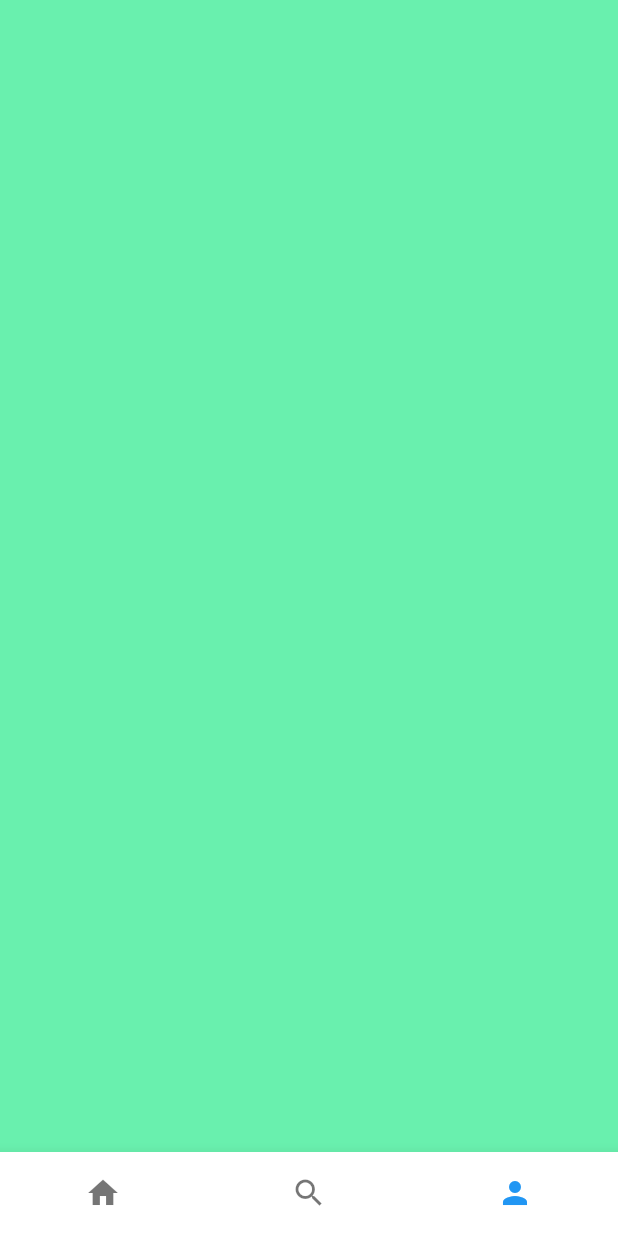
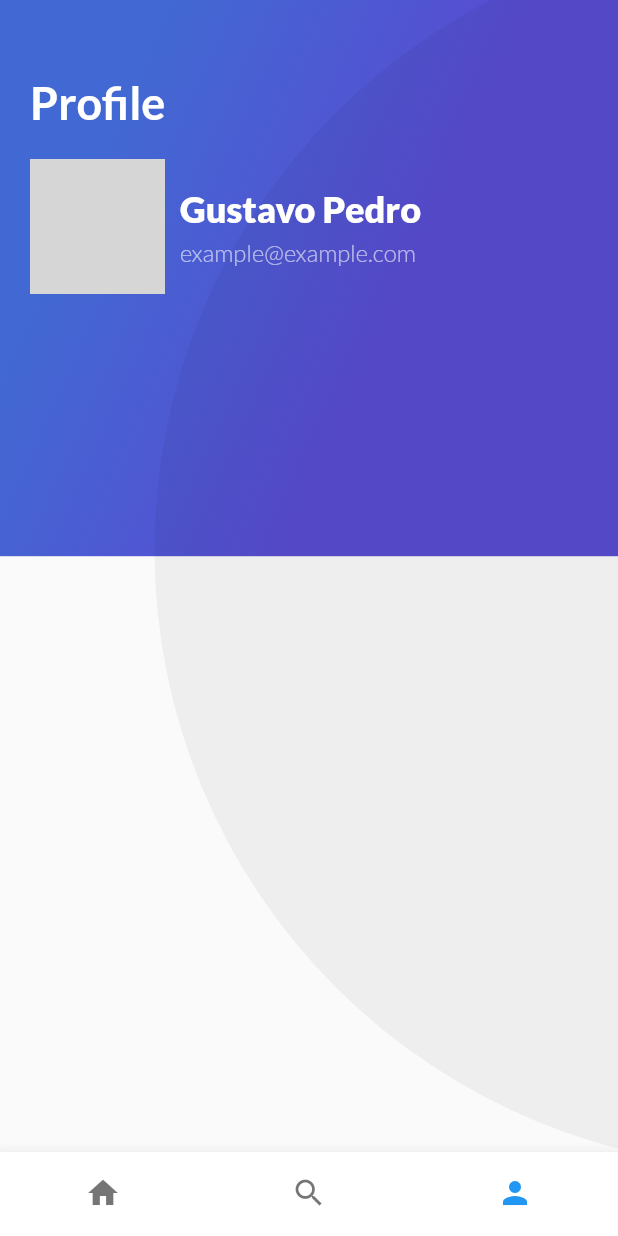
Before and after one commit to ric98esley/app_reviews, a Flutter app: the screen it shows after launch, item 3 of the bottom bar chosen, on a phone screen of 412 x 824 dp. Run offline on Flutter 3.47's test engine with Material 2 defaults, Android fonts, the phone set to English and light mode, and no system bars; grey boxes are pictures that could not be loaded.

Commit message:
profile init

```diff
--- /dev/null
+++ b/lib/profile/header_app_bar/profile_background.dart
@@ -0,0 +1,32 @@
+import 'package:flutter/material.dart';
+
+class ProfileBackground extends StatelessWidget {
+  String title = "Profile";
+
+  ProfileBackground(this.title);
+  @override
+  Widget build(BuildContext context) {
+    double screenHeight = MediaQuery.of(context).size.height;
+    return Container(
+        height: screenHeight * 0.45,
+        width: MediaQuery.of(context).size.width,
+        decoration: const BoxDecoration(
+          gradient: LinearGradient(
+              colors: [Color(0xFF4268D3), Color(0xFF584CD1)],
+              begin: FractionalOffset(0.2, 0.2),
+              end: FractionalOffset(1.0, 0.6),
+              stops: [0.0, 0.6],
+              tileMode: TileMode.clamp),
+        ),
+        child: FittedBox(
+            fit: BoxFit.none,
+            alignment: Alignment(-1.5, -0.8),
+            child: Container(
+              width: screenHeight,
+              height: screenHeight,
+              decoration: BoxDecoration(
+                  color: Color.fromRGBO(0, 0, 0, 0.05),
+                  borderRadius: BorderRadius.circular(screenHeight / 2)),
+            )));
+  }
+}
--- /dev/null
+++ b/lib/profile/header_app_bar/profile_header.dart
@@ -0,0 +1,32 @@
+import 'package:flutter/material.dart';
+import 'package:prueba_2/profile/header_app_bar/user_info.dart';
+
+class ProfileHeader extends StatelessWidget {
+  String title = "Profile";
+  ProfileHeader(this.title);
+
+  @override
+  Widget build(BuildContext context) {
+    final titleProfile = Text(
+      title,
+      style: const TextStyle(
+        color: Colors.white,
+        fontSize: 30.0,
+        fontFamily: "Lato",
+        fontWeight: FontWeight.bold,
+      ),
+      textAlign: TextAlign.start,
+    );
+
+    return Container(
+        margin: const EdgeInsets.only(left: 20.0, right: 20.0, top: 50.0),
+        child: Column(
+          children: [
+            Row(
+              children: [titleProfile],
+            ),
+            UserInfo("assets/img/perfil.jpg", "Gustavo Pedro")
+          ],
+        ));
+  }
+}
--- /dev/null
+++ b/lib/profile/header_app_bar/user_info.dart
@@ -0,0 +1,48 @@
+import 'package:flutter/material.dart';
+
+class UserInfo extends StatelessWidget {
+  String pathImage = "assets/img/perfil.jpg";
+  String name = "Name";
+  String email = "example@example.com";
+
+  UserInfo(this.pathImage, this.name);
+
+  @override
+  Widget build(BuildContext context) {
+    final photoUser = Container(
+      width: 90.0,
+      height: 90.0,
+      margin: EdgeInsets.only(right: 10.0),
+      decoration: BoxDecoration(
+          border: Border.all(
+              color: Colors.white, width: 2.0, style: BorderStyle.solid),
+          shape: BoxShape.circle,
+          image:
+              DecorationImage(fit: BoxFit.cover, image: AssetImage(pathImage))),
+    );
+    final userName = Text(
+      name,
+      style: const TextStyle(
+          fontFamily: "Lato",
+          fontSize: 24.0,
+          fontWeight: FontWeight.w800,
+          color: Colors.white),
+    );
+    final userMail = Text(email,
+        style: const TextStyle(
+            fontFamily: "Lato",
+            fontSize: 16.0,
+            fontWeight: FontWeight.w300,
+            color: Colors.white60));
+    final UserInfo =
+        Column(crossAxisAlignment: CrossAxisAlignment.start, children: [
+      Container(margin: const EdgeInsets.only(bottom: 5.0), child: userName),
+      userMail
+    ]);
+    return Container(
+        margin: EdgeInsets.only(top: 20.0),
+        child: Row(
+          children: [photoUser, UserInfo],
+        ));
+  }
+}
--- a/lib/profile_trips.dart
+++ b/lib/profile_trips.dart
@@ -1,10 +1,12 @@
 import 'package:flutter/material.dart';
+import 'package:prueba_2/profile/header_app_bar/profile_background.dart';
+import 'package:prueba_2/profile/header_app_bar/profile_header.dart';
 
 class ProfileTrips extends StatelessWidget {
   @override
   Widget build(BuildContext context) {
-    return Container(
-      color: Colors.greenAccent,
+    return Stack(
+      children: [ProfileBackground("Profile"), ProfileHeader("Profile")],
     );
   }
 }
```
